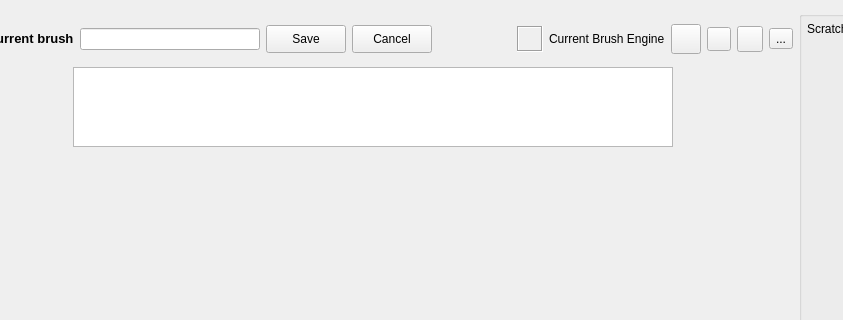
Old version of the form libs/ui/forms/wdgpaintopsettings.ui in the repository KDE/krita; both pictures show x 237 to 1080 and y 0 to 320 of the 1313 by 436 pixel window.
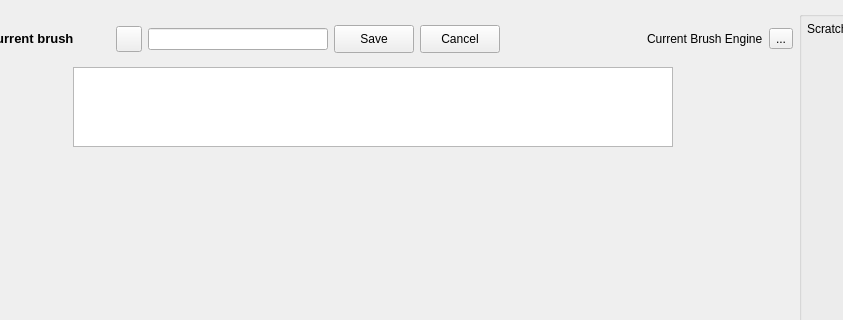
New version of the form. Custom widgets are drawn as their Qt base class.

Commit message: Move rename brush functionality into configure menu

Diff of the .ui file:
```diff
--- a/libs/ui/forms/wdgpaintopsettings.ui
+++ b/libs/ui/forms/wdgpaintopsettings.ui
@@ -230,6 +230,59 @@
          </property>
         </widget>
        </item>
+       <item>
+        <widget class="QPushButton" name="dirtyPresetIndicatorButton">
+         <property name="sizePolicy">
+          <sizepolicy hsizetype="Fixed" vsizetype="Fixed">
+           <horstretch>0</horstretch>
+           <verstretch>0</verstretch>
+          </sizepolicy>
+         </property>
+         <property name="minimumSize">
+          <size>
+           <width>30</width>
+           <height>30</height>
+          </size>
+         </property>
+         <property name="maximumSize">
+          <size>
+           <width>30</width>
+           <height>30</height>
+          </size>
+         </property>
+         <property name="text">
+          <string/>
+         </property>
+         <property name="flat">
+          <bool>true</bool>
+         </property>
+        </widget>
+       </item>
+       <item>
+        <widget class="QPushButton" name="reloadPresetButton">
+         <property name="sizePolicy">
+          <sizepolicy hsizetype="Fixed" vsizetype="Fixed">
+           <horstretch>0</horstretch>
+           <verstretch>0</verstretch>
+          </sizepolicy>
+         </property>
+         <property name="minimumSize">
+          <size>
+           <width>26</width>
+           <height>26</height>
+          </size>
+         </property>
+         <property name="maximumSize">
+          <size>
+           <width>26</width>
+           <height>26</height>
+          </size>
+         </property>
+         <property name="text">
+          <string/>
+         </property>
+        </widget>
+       </item>
        <item>
         <widget class="QLineEdit" name="renameBrushNameTextField">
          <property name="minimumSize">
@@ -306,10 +359,10 @@
           </size>
          </property>
          <property name="frameShape">
-          <enum>QFrame::Box</enum>
+          <enum>QFrame::NoFrame</enum>
          </property>
          <property name="frameShadow">
-          <enum>QFrame::Sunken</enum>
+          <enum>QFrame::Plain</enum>
          </property>
          <property name="text">
           <string/>
@@ -329,84 +382,6 @@
          </property>
         </widget>
        </item>
-       <item>
-        <widget class="QPushButton" name="dirtyPresetIndicatorButton">
-         <property name="sizePolicy">
-          <sizepolicy hsizetype="Fixed" vsizetype="Fixed">
-           <horstretch>0</horstretch>
-           <verstretch>0</verstretch>
-          </sizepolicy>
-         </property>
-         <property name="minimumSize">
-          <size>
-           <width>30</width>
-           <height>30</height>
-          </size>
-         </property>
-         <property name="maximumSize">
-          <size>
-           <width>30</width>
-           <height>30</height>
-          </size>
-         </property>
-         <property name="text">
-          <string/>
-         </property>
-         <property name="flat">
-          <bool>false</bool>
-         </property>
-        </widget>
-       </item>
-       <item>
-        <widget class="QPushButton" name="renameBrushPresetButton">
-         <property name="sizePolicy">
-          <sizepolicy hsizetype="Fixed" vsizetype="Fixed">
-           <horstretch>0</horstretch>
-           <verstretch>0</verstretch>
-          </sizepolicy>
-         </property>
-         <property name="minimumSize">
-          <size>
-           <width>24</width>
-           <height>24</height>
-          </size>
-         </property>
-         <property name="maximumSize">
-          <size>
-           <width>24</width>
-           <height>24</height>
-          </size>
-         </property>
-         <property name="text">
-          <string/>
-         </property>
-        </widget>
-       </item>
-       <item>
-        <widget class="QPushButton" name="reloadPresetButton">
-         <property name="sizePolicy">
-          <sizepolicy hsizetype="Fixed" vsizetype="Fixed">
-           <horstretch>0</horstretch>
-           <verstretch>0</verstretch>
-          </sizepolicy>
-         </property>
-         <property name="minimumSize">
-          <size>
-           <width>26</width>
-           <height>26</height>
-          </size>
-         </property>
-         <property name="maximumSize">
-          <size>
-           <width>26</width>
-           <height>26</height>
-          </size>
-         </property>
-         <property name="text">
-          <string/>
-         </property>
-        </widget>
-       </item>
        <item>
         <widget class="QToolButton" name="configureBrushesToolButton">
          <property name="text">
```
The commit also changes 1 other file.
